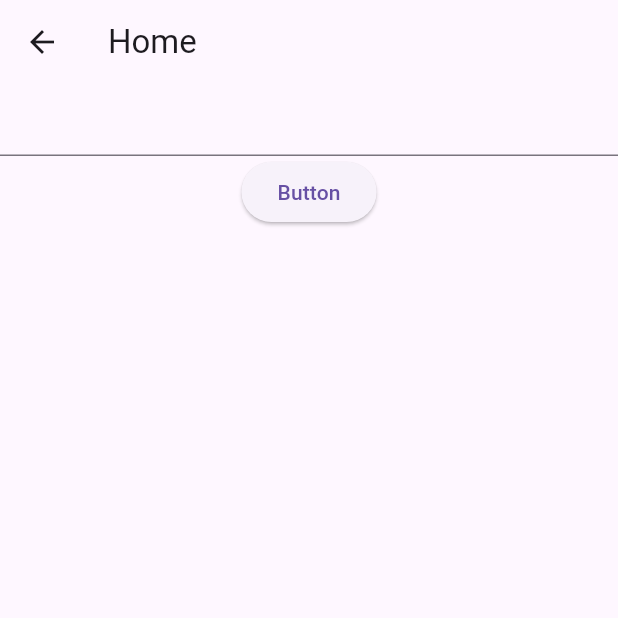
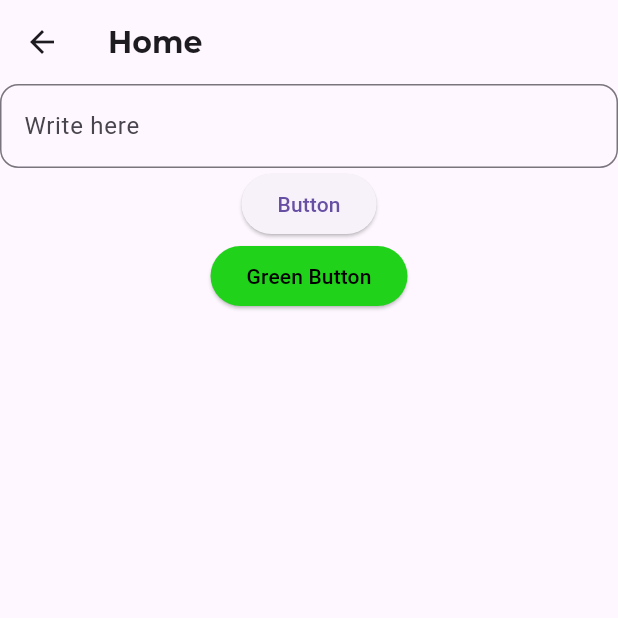
Before and after one commit to 0-nikesh/bottomnavigationview, a Flutter app: the HomeView screen opened directly, on a phone screen of 412 x 824 dp, the top half of it. Run offline on Flutter 3.47's test engine with Material 3 defaults, Android fonts, the phone set to English and light mode, and no system bars; our stand-ins replace equatable, flutter_bloc.

```diff
--- a/lib/bottom_screen/home.dart
+++ b/lib/bottom_screen/home.dart
@@ -12,12 +12,38 @@ class _HomeViewState extends State<HomeView> {
   Widget build(BuildContext context) {
     return Scaffold(
       appBar: AppBar(
-        title: Text("Home"),
+        title: const Text(
+          "Home",
+          style: TextStyle(
+            fontFamily: "Montserrat Bold",
+            fontSize: 20,
+          ),
+        ),
       ),
       body: Column(
         children: [
-          TextFormField(),
-          ElevatedButton(onPressed: () {}, child: Text("Button")),
+          // Border.all(color: const Colors.red, width: 5,),
+          TextFormField(
+            decoration: InputDecoration(
+                labelText: 'Write here',
+                border: OutlineInputBorder(
+                  borderRadius: BorderRadius.circular(12.2),
+                )),
+          ),
+          ElevatedButton(onPressed: () {}, child: const Text("Button")),
+          ElevatedButton(
+            style: ElevatedButton.styleFrom(
+              backgroundColor: const Color(0xff20D21A),
+              shape: RoundedRectangleBorder(
+                borderRadius: BorderRadius.circular(20),
+              ),
+            ),
+            onPressed: () {},
+            child: const Text(
+              "Green Button",
+              style: TextStyle(color: Colors.black),
+            ),
+          ),
         ],
       ),
     );
```
Also changed, not shown: lib/bottom_screen/timedate.dart (added, +154 -0 lines), lib/core/app_theme/app_theme.dart (added, +31 -0 lines), pubspec.yaml (+12 -4 lines), assets/fonts/Montserrat-Bold.ttf (added), assets/fonts/Montserrat-Italic.ttf (added), assets/fonts/Montserrat-Regular.ttf (added), pubspec.lock.
